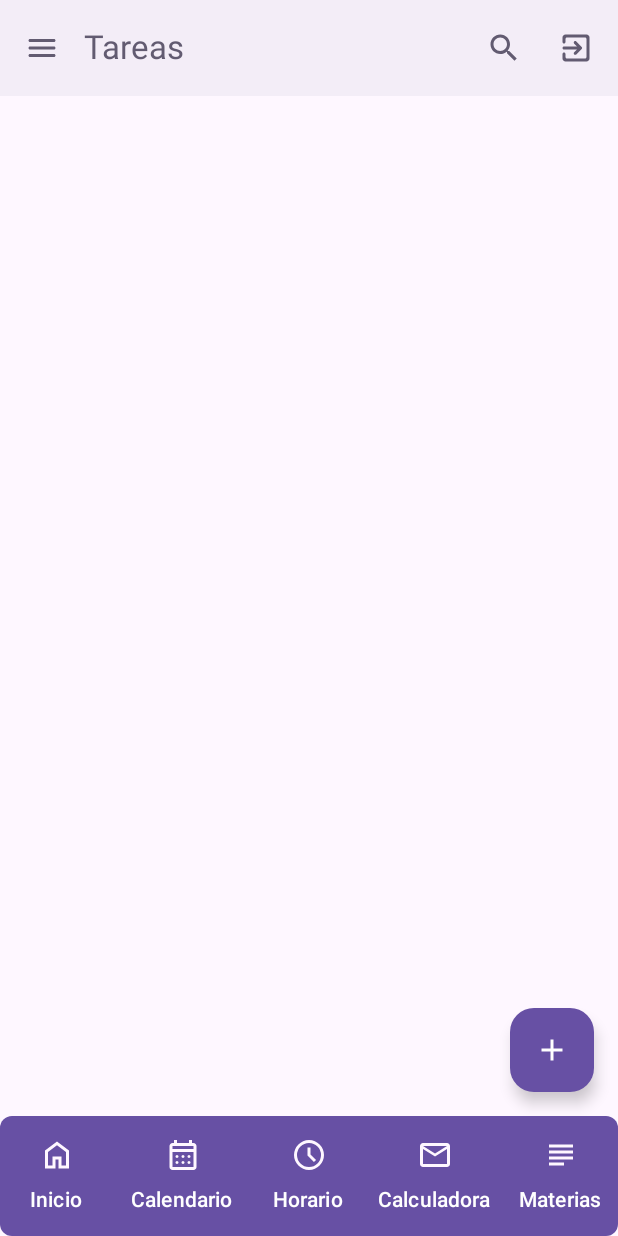
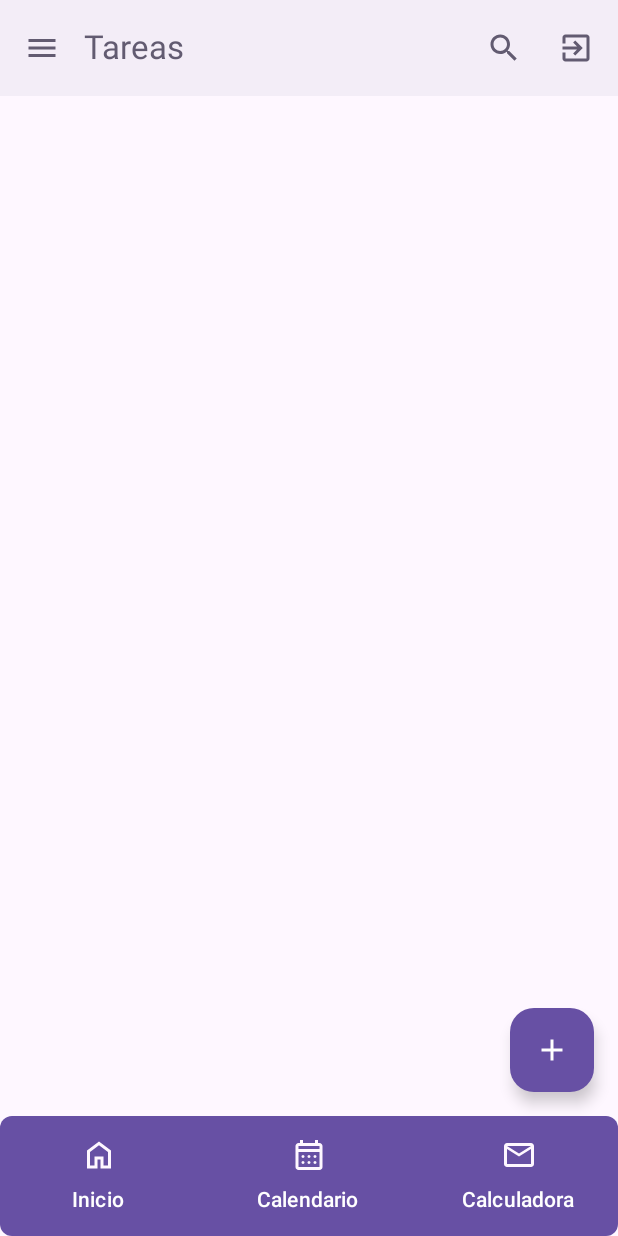
Before and after one commit to Jair-Delgado/Kuya-Yana-Mobile, an Android app built with Jetpack Compose: the KuyaYanaApp screen opened through its navigation route, on a phone screen of 412 x 824 dp. Run offline under Robolectric (Android 15) with nearby library versions, the phone set to English and light mode, and no system bars; our stand-ins replace Firebase (no records; nobody signed in at launch, a user with empty details on screens opened directly), livedata-compose.

Commit message:
Nav Lateral

```diff
--- a/app/src/main/java/com/kuyayana/kuyayana/KuyaYanaMain.kt
+++ b/app/src/main/java/com/kuyayana/kuyayana/KuyaYanaMain.kt
@@ -8,39 +8,61 @@ import androidx.compose.animation.scaleIn
 import androidx.compose.animation.scaleOut
 import androidx.compose.animation.slideInVertically
 import androidx.compose.animation.slideOutVertically
+import androidx.compose.foundation.Image
+import androidx.compose.foundation.background
 import androidx.compose.foundation.layout.Arrangement
 import androidx.compose.foundation.layout.Box
 
 import androidx.compose.foundation.layout.Column
 import androidx.compose.foundation.layout.Row
 import androidx.compose.foundation.layout.Spacer
+import androidx.compose.foundation.layout.fillMaxHeight
 import androidx.compose.foundation.layout.fillMaxSize
+import androidx.compose.foundation.layout.fillMaxWidth
 import androidx.compose.foundation.layout.height
 import androidx.compose.foundation.layout.offset
 import androidx.compose.foundation.layout.padding
+import androidx.compose.foundation.layout.size
 import androidx.compose.foundation.layout.width
+import androidx.compose.foundation.shape.RoundedCornerShape
 import androidx.compose.material.icons.Icons
 import androidx.compose.material.icons.filled.Add
 import androidx.compose.material.icons.filled.Clear
+import androidx.compose.material.icons.filled.DateRange
+import androidx.compose.material.icons.filled.Edit
+import androidx.compose.material.icons.filled.ExitToApp
+import androidx.compose.material.icons.filled.Menu
+import androidx.compose.material.icons.filled.Person
+import androidx.compose.material.icons.filled.Search
 import androidx.compose.material.icons.rounded.Menu
 import androidx.compose.material3.Button
+import androidx.compose.material3.DrawerValue
 import androidx.compose.material3.ElevatedButton
+import androidx.compose.material3.ExperimentalMaterial3Api
 import androidx.compose.material3.FabPosition
 import androidx.compose.material3.FloatingActionButton
 import androidx.compose.material3.Icon
 import androidx.compose.material3.IconButton
 import androidx.compose.material3.MaterialTheme
+import androidx.compose.material3.ModalNavigationDrawer
+import androidx.compose.material3.NavigationDrawerItem
+import androidx.compose.material3.NavigationDrawerItemDefaults
 import androidx.compose.material3.Scaffold
 import androidx.compose.material3.Text
+import androidx.compose.material3.TopAppBar
+import androidx.compose.material3.TopAppBarDefaults
+import androidx.compose.material3.rememberDrawerState
 import androidx.compose.runtime.Composable
 import androidx.compose.runtime.LaunchedEffect
 import androidx.compose.runtime.collectAsState
 import androidx.compose.runtime.getValue
 import androidx.compose.runtime.mutableStateOf
 import androidx.compose.runtime.remember
+import androidx.compose.runtime.rememberCoroutineScope
 import androidx.compose.runtime.setValue
 import androidx.compose.ui.Alignment
 import androidx.compose.ui.Modifier
+import androidx.compose.ui.draw.clip
 import androidx.compose.ui.graphics.Color
 import androidx.compose.ui.res.painterResource
 import androidx.compose.ui.res.stringResource
@@ -77,29 +99,137 @@ import com.kuyayana.kuyayana.ui.viewmodel.EventViewModel
 import com.kuyayana.kuyayana.ui.viewmodel.SubjectViewModel
 import com.kuyayana.kuyayana.ui.viewmodel.TeacherViewModel
 import com.kuyayana.kuyayana.ui.viewmodel.auth.AuthViewModel
+import kotlinx.coroutines.launch
 
+
+@OptIn(ExperimentalMaterial3Api::class)
 @Composable
 fun KuyaYanaApp(
     navController: NavHostController = rememberNavController(),
-    //navController: NavHostController,
     authViewModel: AuthViewModel = viewModel(),
     modifier: Modifier = Modifier
 ) {
+    val drawerState = rememberDrawerState(DrawerValue.Closed)
+    val scope = rememberCoroutineScope()
     val backStackEntry by navController.currentBackStackEntryAsState()
-    var visible by remember { mutableStateOf(true) }
-    var isOverlayVisible by remember { mutableStateOf(false) }
-    var expanded by remember { mutableStateOf(true) }
+    val currentScreen = KuyaYanaScreen.valueOf(backStackEntry?.destination?.route ?: KuyaYanaScreen.TaskList.name)
 
-    //val categories by categoryViewModel.categories.collectAsState()
-    val currentScreen =
-        KuyaYanaScreen.valueOf(backStackEntry?.destination?.route ?: KuyaYanaScreen.TaskList.name)
-
+    ModalNavigationDrawer(
+        drawerState = drawerState,
+        drawerContent = {
+            Column(
+                modifier = Modifier
+                    .fillMaxHeight()
+                    .width(250.dp) // Ajusta el ancho del menú lateral
+                    .background(MaterialTheme.colorScheme.surface)
+                    .padding(16.dp)
+            ) {
+                Image(
+                    painter = painterResource(id = R.drawable.logo_transparent), // Cambia esto por tu logo
+                    contentDescription = "Logo",
+                    modifier = Modifier
+                        .size(width = 300.dp, height = 300.dp)
+                        .fillMaxWidth()
+                        .clip(RoundedCornerShape(8.dp))//
+                )
+                Spacer(modifier = Modifier.height(16.dp))
+                Text(
+                    text = "Kuyayana",
+                    style = MaterialTheme.typography.labelLarge,
+                    color = MaterialTheme.colorScheme.secondary
+                )
+                Spacer(modifier = Modifier.height(32.dp))
+                NavigationDrawerItem(
+                    icon = { Icon(Icons.Default.Person, contentDescription = null) },
+                    label = { Text("Lista de Profesores") },
+                    selected = false,
+                    onClick = {
+                        navController.navigate(KuyaYanaScreen.TeacherList.name)
+                        scope.launch { drawerState.close() }
+                    },
+                    modifier = Modifier.padding(NavigationDrawerItemDefaults.ItemPadding)
+                )
+                NavigationDrawerItem(
+                    icon = { Icon(Icons.Default.DateRange, contentDescription = null) },
+                    label = { Text("Calendario") },
+                    selected = false,
+                    onClick = {
+                        navController.navigate(KuyaYanaScreen.Schedule.name)
+                        scope.launch { drawerState.close() }
+                    },
+                    modifier = Modifier.padding(NavigationDrawerItemDefaults.ItemPadding)
+                )
+                NavigationDrawerItem(
+                    icon = { Icon(Icons.Default.Edit, contentDescription = null) },
+                    label = { Text("Materias") },
+                    selected = false,
+                    onClick = {
+                        navController.navigate(KuyaYanaScreen.Subject.name)
+                        scope.launch { drawerState.close() }
+                    },
+                    modifier = Modifier.padding(NavigationDrawerItemDefaults.ItemPadding)
+                )
+                Spacer(modifier = Modifier.weight(1f))
+                NavigationDrawerItem(
+                    icon = { Icon(Icons.Default.ExitToApp, contentDescription = null) },
+                    label = { Text("Cerrar Sesión") },
+                    selected = false,
+                    onClick = {
+                        authViewModel.logout()
+                        navController.navigate(KuyaYanaScreen.Login.name)
+                        scope.launch { drawerState.close() }
+                    },
+                    modifier = Modifier.padding(NavigationDrawerItemDefaults.ItemPadding)
+                )
+            }
+        },
+        content = {
             Scaffold(
                 topBar = {
-            KuyaYanaTopAppBar(
-                currentScreen = currentScreen,
-                authViewModel = AuthViewModel(),
-                navController = navController
+                    TopAppBar(
+                        colors = TopAppBarDefaults.topAppBarColors(
+                            containerColor = MaterialTheme.colorScheme.surfaceContainer,
+                            titleContentColor = MaterialTheme.colorScheme.secondary
+                        ),
+                        title = {
+                            Text(stringResource(currentScreen.title))
+                        },
+                        navigationIcon = {
+                            IconButton(onClick = {
+                                scope.launch {
+                                    if (drawerState.isClosed) {
+                                        drawerState.open()
+                                    } else {
+                                        drawerState.close()
+                                    }
+                                }
+                            }) {
+                                Icon(
+                                    imageVector = Icons.Default.Menu,
+                                    contentDescription = "Localized description",
+                                    tint = MaterialTheme.colorScheme.secondary
+                                )
+                            }
+                        },
+                        actions = {
+                            IconButton(onClick = { /* do something */ }) {
+                                Icon(
+                                    imageVector = Icons.Default.Search,
+                                    contentDescription = "Localized description",
+                                    tint = MaterialTheme.colorScheme.secondary
+                                )
+                            }
+                            IconButton(onClick = {
+                                authViewModel.logout()
+                                navController.navigate(KuyaYanaScreen.Login.name)
+                            }) {
+                                Icon(
+                                    imageVector = Icons.Default.ExitToApp,
+                                    contentDescription = "Localized description",
+                                    tint = MaterialTheme.colorScheme.secondary
+                                )
+                            }
+                        }
                     )
                 },
                 bottomBar = {
@@ -107,38 +237,27 @@ fun KuyaYanaApp(
                 },
                 floatingActionButton = {
                     FloatingActionButton(
-                onClick = { expanded = !expanded },
+                        onClick = { /* Toggle some state if needed */ },
                         containerColor = MaterialTheme.colorScheme.primary
                     ) {
-                Crossfade(targetState = expanded, label = "") { expanded->
                         Icon(
-                        if (expanded) Icons.Filled.Add else Icons.Filled.Clear,
-                        contentDescription = if (expanded) stringResource(R.string.cerrar) else stringResource(
-                            R.string.agregar
+                            imageVector = Icons.Filled.Add,
+                            contentDescription = "Add"
                         )
-                    )
-                }
                     }
                 },
                 floatingActionButtonPosition = FabPosition.End,
                 content = { paddingValues ->
-            Box(
-                modifier = Modifier
-                    .fillMaxSize()
-                    .padding(paddingValues),
-                contentAlignment = Alignment.BottomEnd
-            ) {
                     NavHost(
                         navController = navController,
                         startDestination = KuyaYanaScreen.TaskList.name,
-                    modifier = Modifier.fillMaxSize()
+                        Modifier.padding(paddingValues)
                     ) {
                         composable(route = KuyaYanaScreen.TaskList.name) {
                             TaskList(eventViewModel = EventViewModel())
                         }
                         composable(route = KuyaYanaScreen.Calendar.name) {
                             CalendarScreen()
-                        //CreateTeacherScreen(teacherViewModel = TeacherViewModel())
                         }
                         composable(route = KuyaYanaScreen.Schedule.name) {
                             ScheduleScreen()
@@ -149,80 +268,26 @@ fun KuyaYanaApp(
                                 subjectViewModel = SubjectViewModel()
                             )
                         }
-                    composable(route = KuyaYanaScreen.Event.name){
+                        composable(route = KuyaYanaScreen.Event.name) {
                             EventsScreen(
                                 eventViewModel = EventViewModel(),
                                 categoryName = Category()
                             )
                         }
-                    composable(route = KuyaYanaScreen.Teacher.name){
+                        composable(route = KuyaYanaScreen.Teacher.name) {
                             TeacherScreen(teacherViewModel = TeacherViewModel())
                         }
-                    composable(route = KuyaYanaScreen.TeacherList.name){
+                        composable(route = KuyaYanaScreen.TeacherList.name) {
                             TeacherListScreen(
                                 teacherViewModel = TeacherViewModel()
                             )
                         }
-                    composable(route = KuyaYanaScreen.Calculator.name){
+                        composable(route = KuyaYanaScreen.Calculator.name) {
                             CalculatorScreen()
-                    }
-                }
-                Box(
-                    modifier = Modifier
-                ){
-                    AnimatedVisibility(
-                        visible = !expanded,
-                        enter = scaleIn(),
-                        exit = scaleOut()
-                    ) {
-
-                        Column(
-                            modifier = Modifier
-                                .padding(vertical = 16.dp, horizontal = 8.dp)
-                                .animateContentSize(),
-                            horizontalAlignment = Alignment.End
-                        ) {
-                            ElevatedButton(
-                                onClick = {
-                                    navController.navigate(KuyaYanaScreen.Event.name)
-                                    expanded = !expanded
-                                },
-                                modifier = modifier
-                                    .padding(vertical = 4.dp)
-                            ) {
-                                Text(
-                                    text = "Evento",
-                                    color = MaterialTheme.colorScheme.primary
-                                )
-                                Spacer(modifier = Modifier.width(16.dp))
-                                Icon(
-                                    painter = painterResource(id = R.drawable.event),
-                                    contentDescription = "Localized description",
-                                    tint = MaterialTheme.colorScheme.tertiary,
-                                )
-                            }
-                            ElevatedButton(
-                                onClick = { navController.navigate(KuyaYanaScreen.Teacher.name)},
-                                modifier = modifier
-                                    .padding(vertical = 16.dp)
-
-                            ) {
-                                Text(
-                                    text = "Clase",
-                                    color = MaterialTheme.colorScheme.primary
-                                )
-                                Spacer(modifier = Modifier.width(16.dp))
-                                Icon(
-                                    painter = painterResource(id = R.drawable.class_icon),
-                                    contentDescription = "Localized description",
-                                    tint = MaterialTheme.colorScheme.tertiary
-                                )
-                            }
-                            Spacer(modifier = Modifier.height(56.dp))
-                        }
-                    }
                         }
                     }
                 }
             )
         }
+    )
+}
--- a/app/src/main/java/com/kuyayana/kuyayana/ui/view/appBars/ButtonNavigationBar.kt
+++ b/app/src/main/java/com/kuyayana/kuyayana/ui/view/appBars/ButtonNavigationBar.kt
@@ -58,24 +58,11 @@ fun KuyaYanaNavigationBar(
             selected = false,
             onClick = {navController.navigate(KuyaYanaScreen.Calendar.name)}
         )
-        NavigationBarItem(
-            icon = {Icon(
-                painter = painterResource(id = R.drawable.schedule),
-                contentDescription = stringResource(id = R.string.horario),
-                tint = MaterialTheme.colorScheme.surface
-            )},
-            label = { Text(
-                stringResource(id = R.string.horario),
-                color = Color.White,
-                style = MaterialTheme.typography.labelLarge
-            ) },
-            selected = false,
-            onClick = { navController.navigate(KuyaYanaScreen.Schedule.name) }
-        )
+
         NavigationBarItem(
             icon = {Icon(
                 painter = painterResource(id = R.drawable.mail),
-                contentDescription = "teachers",
+                contentDescription = "Calculadora",
                 tint = MaterialTheme.colorScheme.surface
             )},
             label = { Text(
@@ -86,19 +73,5 @@ fun KuyaYanaNavigationBar(
             selected = false,
             onClick = { navController.navigate(KuyaYanaScreen.Calculator.name) }
         )
-        NavigationBarItem(
-            icon = {Icon(
-                painter = painterResource(id = R.drawable.subject),
-                contentDescription = stringResource(id = R.string.asignaturas),
-                tint = MaterialTheme.colorScheme.surface
-            )},
-            label = { Text(
-                stringResource(id = R.string.asignaturas),
-                color = Color.White,
-                style = MaterialTheme.typography.labelLarge
-            )},
-            selected = false,
-            onClick = {  navController.navigate(KuyaYanaScreen.Subject.name)}
-        )
     }
 }
```
Lines whose indentation alone changed are shown as unchanged.
